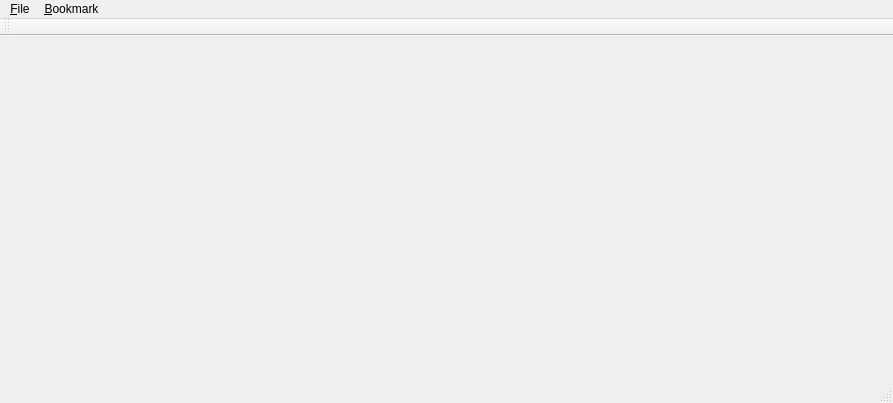
Old version of the form src/cmainwindow.ui in the repository AlekseyDurachenko/qookmarks.
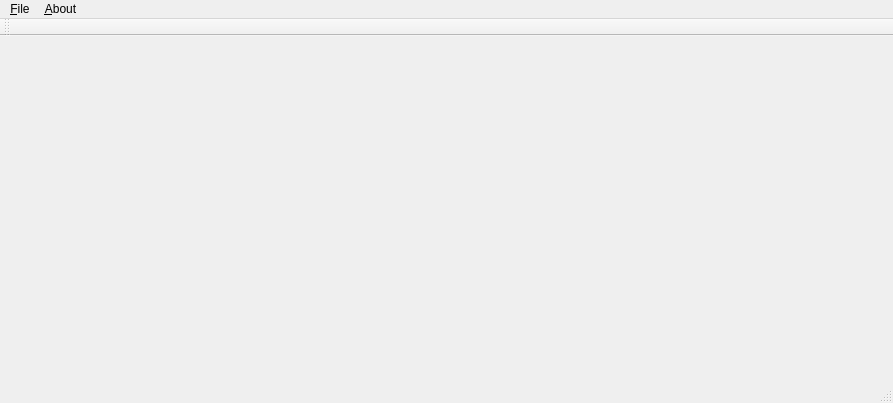
New version of the form.

Commit message: add menu for open saved web pages/screenshots

What changed in the file:
```diff
--- a/src/cmainwindow.ui
+++ b/src/cmainwindow.ui
@@ -34,13 +34,13 @@
     </property>
     <addaction name="separator"/>
    </widget>
-   <widget class="QMenu" name="menu_bookmark">
+   <widget class="QMenu" name="menu_About">
     <property name="title">
-     <string>&amp;Bookmark</string>
+     <string>&amp;About</string>
     </property>
    </widget>
    <addaction name="menu_file"/>
-   <addaction name="menu_bookmark"/>
+   <addaction name="menu_About"/>
   </widget>
   <widget class="QToolBar" name="mainToolBar">
    <attribute name="toolBarArea">
```
Left out of the diff: 2 changed lines with no effect on the pictures. The commit also changes 3 other files.
